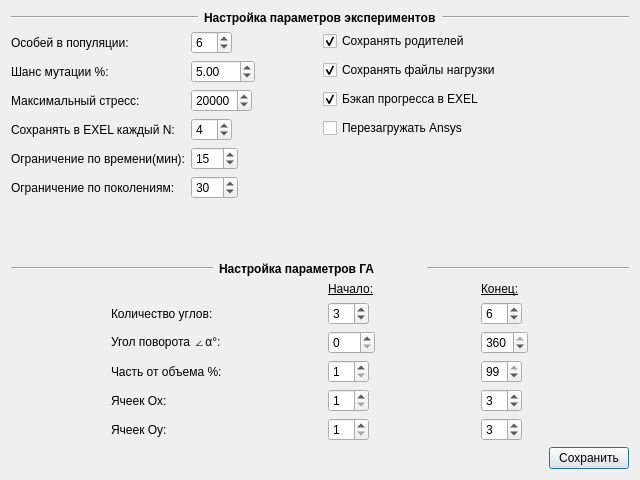
Old version of the form forms/parameters.ui in the repository MrOmnomnoshka/GA-cells.
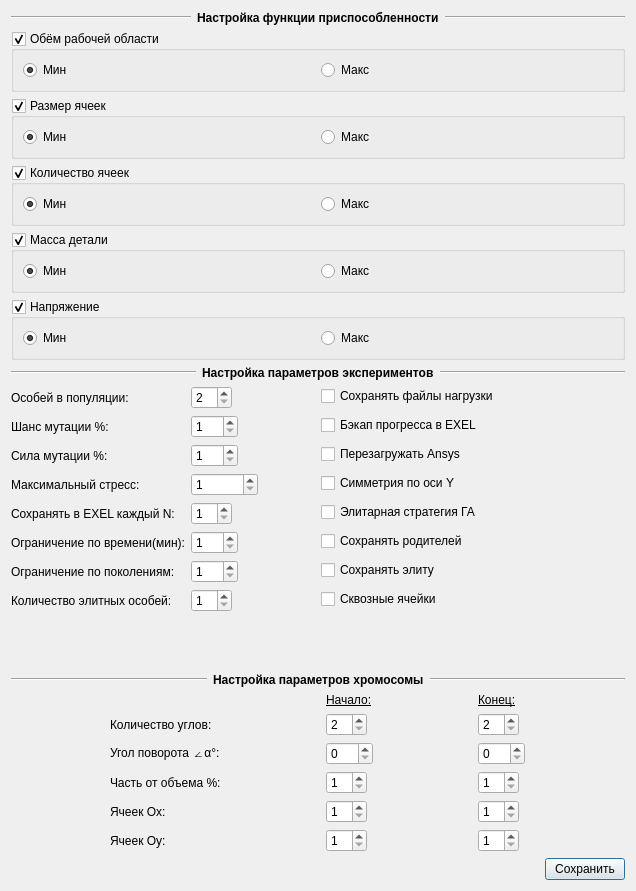
New version of the form.

```diff
--- a/forms/parameters.ui
+++ b/forms/parameters.ui
@@ -6,14 +6,199 @@
    <rect>
     <x>0</x>
     <y>0</y>
-    <width>640</width>
-    <height>480</height>
+    <width>636</width>
+    <height>891</height>
    </rect>
   </property>
   <property name="windowTitle">
    <string>Параметры</string>
   </property>
   <layout class="QVBoxLayout" name="verticalLayout_3">
+   <item>
+    <layout class="QVBoxLayout" name="verticalLayout_5">
+     <item>
+      <layout class="QHBoxLayout" name="title_research_3">
+       <item>
+        <widget class="Line" name="line_l_3">
+         <property name="orientation">
+          <enum>Qt::Horizontal</enum>
+         </property>
+        </widget>
+       </item>
+       <item>
+        <widget class="QLabel" name="title_3">
+         <property name="font">
+          <font>
+           <pointsize>9</pointsize>
+           <weight>75</weight>
+           <bold>true</bold>
+          </font>
+         </property>
+         <property name="text">
+          <string>Настройка функции приспособленности</string>
+         </property>
+        </widget>
+       </item>
+       <item>
+        <widget class="Line" name="line_r_3">
+         <property name="orientation">
+          <enum>Qt::Horizontal</enum>
+         </property>
+        </widget>
+       </item>
+      </layout>
+     </item>
+     <item>
+      <layout class="QVBoxLayout" name="research_settings_2">
+       <item>
+        <widget class="QGroupBox" name="gb_volume">
+         <property name="title">
+          <string>Обём рабочей области</string>
+         </property>
+         <property name="checkable">
+          <bool>true</bool>
+         </property>
+         <layout class="QHBoxLayout" name="horizontalLayout_13">
+          <item>
+           <widget class="QRadioButton" name="rb_vol_min">
+            <property name="text">
+             <string>Мин</string>
+            </property>
+            <property name="checked">
+             <bool>true</bool>
+            </property>
+           </widget>
+          </item>
+          <item>
+           <widget class="QRadioButton" name="rb_vol_max">
+            <property name="text">
+             <string>Макс</string>
+            </property>
+           </widget>
+          </item>
+         </layout>
+        </widget>
+       </item>
+       <item>
+        <widget class="QGroupBox" name="gb_size">
+         <property name="title">
+          <string>Размер ячеек</string>
+         </property>
+         <property name="checkable">
+          <bool>true</bool>
+         </property>
+         <layout class="QHBoxLayout" name="horizontalLayout_17">
+          <item>
+           <widget class="QRadioButton" name="rb_size_min">
+            <property name="text">
+             <string>Мин</string>
+            </property>
+            <property name="checked">
+             <bool>true</bool>
+            </property>
+           </widget>
+          </item>
+          <item>
+           <widget class="QRadioButton" name="rb_size_max">
+            <property name="text">
+             <string>Макс</string>
+            </property>
+           </widget>
+          </item>
+         </layout>
+        </widget>
+       </item>
+       <item>
+        <widget class="QGroupBox" name="gb_amount">
+         <property name="title">
+          <string>Количество ячеек</string>
+         </property>
+         <property name="checkable">
+          <bool>true</bool>
+         </property>
+         <layout class="QHBoxLayout" name="horizontalLayout_14">
+          <item>
+           <widget class="QRadioButton" name="rb_amount_min">
+            <property name="text">
+             <string>Мин</string>
+            </property>
+            <property name="checked">
+             <bool>true</bool>
+            </property>
+           </widget>
+          </item>
+          <item>
+           <widget class="QRadioButton" name="rb_amount_max">
+            <property name="text">
+             <string>Макс</string>
+            </property>
+           </widget>
+          </item>
+         </layout>
+        </widget>
+       </item>
+       <item>
+        <widget class="QGroupBox" name="gb_mass">
+         <property name="title">
+          <string>Масса детали</string>
+         </property>
+         <property name="checkable">
+          <bool>true</bool>
+         </property>
+         <layout class="QHBoxLayout" name="horizontalLayout_16">
+          <item>
+           <widget class="QRadioButton" name="rb_mass_min">
+            <property name="text">
+             <string>Мин</string>
+            </property>
+            <property name="checked">
+             <bool>true</bool>
+            </property>
+           </widget>
+          </item>
+          <item>
+           <widget class="QRadioButton" name="rb_mass_max">
+            <property name="text">
+             <string>Макс</string>
+            </property>
+           </widget>
+          </item>
+         </layout>
+        </widget>
+       </item>
+       <item>
+        <widget class="QGroupBox" name="gb_stress">
+         <property name="title">
+          <string>Напряжение</string>
+         </property>
+         <property name="checkable">
+          <bool>true</bool>
+         </property>
+         <layout class="QHBoxLayout" name="horizontalLayout_19">
+          <item>
+           <widget class="QRadioButton" name="rb_stress_min">
+            <property name="text">
+             <string>Мин</string>
+            </property>
+            <property name="checked">
+             <bool>true</bool>
+            </property>
+           </widget>
+          </item>
+          <item>
+           <widget class="QRadioButton" name="rb_stress_max">
+            <property name="text">
+             <string>Макс</string>
+            </property>
+           </widget>
+          </item>
+         </layout>
+        </widget>
+       </item>
+      </layout>
+     </item>
+    </layout>
+   </item>
    <item>
     <layout class="QVBoxLayout" name="verticalLayout">
      <item>
@@ -66,19 +251,16 @@
            <property name="maximum">
             <number>99</number>
            </property>
-           <property name="value">
-            <number>6</number>
-           </property>
           </widget>
          </item>
-         <item row="2" column="0">
+         <item row="3" column="0">
           <widget class="QLabel" name="label_2">
            <property name="text">
             <string>Максимальный стресс:</string>
            </property>
           </widget>
          </item>
-         <item row="2" column="1">
+         <item row="3" column="1">
           <widget class="QSpinBox" name="sb_max_stress">
            <property name="sizePolicy">
             <sizepolicy hsizetype="Fixed" vsizetype="Fixed">
@@ -93,24 +275,21 @@
             <number>1</number>
            </property>
            <property name="maximum">
-            <number>99999</number>
+            <number>999999</number>
            </property>
            <property name="singleStep">
-            <number>10</number>
-           </property>
-           <property name="value">
-            <number>20000</number>
+            <number>10000</number>
            </property>
           </widget>
          </item>
-         <item row="3" column="0">
+         <item row="4" column="0">
           <widget class="QLabel" name="label_5">
            <property name="text">
             <string>Сохранять в EXEL каждый N:</string>
            </property>
           </widget>
          </item>
-         <item row="3" column="1">
+         <item row="4" column="1">
           <widget class="QSpinBox" name="sb_every_exel">
            <property name="sizePolicy">
             <sizepolicy hsizetype="Fixed" vsizetype="Fixed">
@@ -127,19 +306,16 @@
            <property name="singleStep">
             <number>1</number>
            </property>
-           <property name="value">
-            <number>4</number>
-           </property>
           </widget>
          </item>
-         <item row="4" column="0">
+         <item row="5" column="0">
           <widget class="QLabel" name="label_4">
            <property name="text">
             <string>Ограничение по времени(мин):</string>
            </property>
           </widget>
          </item>
-         <item row="4" column="1">
+         <item row="5" column="1">
           <widget class="QSpinBox" name="sb_time_limit">
            <property name="sizePolicy">
             <sizepolicy hsizetype="Fixed" vsizetype="Fixed">
@@ -156,19 +332,16 @@
            <property name="singleStep">
             <number>1</number>
            </property>
-           <property name="value">
-            <number>15</number>
-           </property>
           </widget>
          </item>
-         <item row="5" column="0">
+         <item row="6" column="0">
           <widget class="QLabel" name="label_3">
            <property name="text">
             <string>Ограничение по поколениям:</string>
            </property>
           </widget>
          </item>
-         <item row="5" column="1">
+         <item row="6" column="1">
           <widget class="QSpinBox" name="sb_gen_limit">
            <property name="sizePolicy">
             <sizepolicy hsizetype="Fixed" vsizetype="Fixed">
@@ -185,9 +358,6 @@
            <property name="singleStep">
             <number>5</number>
            </property>
-           <property name="value">
-            <number>30</number>
-           </property>
           </widget>
          </item>
          <item row="0" column="0">
@@ -204,25 +374,65 @@
            </property>
           </widget>
          </item>
+         <item row="2" column="0">
+          <widget class="QLabel" name="label_9">
+           <property name="text">
+            <string>Сила мутации %:</string>
+           </property>
+          </widget>
+         </item>
+         <item row="7" column="0">
+          <widget class="QLabel" name="label_10">
+           <property name="text">
+            <string>Количество элитных особей:</string>
+           </property>
+          </widget>
+         </item>
+         <item row="7" column="1">
+          <widget class="QSpinBox" name="sb_elite_amount">
+           <property name="sizePolicy">
+            <sizepolicy hsizetype="Fixed" vsizetype="Fixed">
+             <horstretch>0</horstretch>
+             <verstretch>0</verstretch>
+            </sizepolicy>
+           </property>
+           <property name="minimum">
+            <number>1</number>
+           </property>
+           <property name="maximum">
+            <number>99</number>
+           </property>
+          </widget>
+         </item>
          <item row="1" column="1">
-          <widget class="QDoubleSpinBox" name="dsb_mut_per">
+          <widget class="QSpinBox" name="sb_mut_chanse">
            <property name="sizePolicy">
             <sizepolicy hsizetype="Fixed" vsizetype="Fixed">
              <horstretch>0</horstretch>
              <verstretch>0</verstretch>
             </sizepolicy>
            </property>
-           <property name="decimals">
-            <number>2</number>
-           </property>
            <property name="minimum">
-            <double>0.010000000000000</double>
+            <number>1</number>
            </property>
            <property name="maximum">
-            <double>100.000000000000000</double>
+            <number>100</number>
            </property>
-           <property name="value">
-            <double>5.000000000000000</double>
+          </widget>
+         </item>
+         <item row="2" column="1">
+          <widget class="QSpinBox" name="sb_mut_size">
+           <property name="sizePolicy">
+            <sizepolicy hsizetype="Fixed" vsizetype="Fixed">
+             <horstretch>0</horstretch>
+             <verstretch>0</verstretch>
+            </sizepolicy>
+           </property>
+           <property name="minimum">
+            <number>1</number>
+           </property>
+           <property name="maximum">
+            <number>100</number>
            </property>
           </widget>
          </item>
@@ -233,24 +443,11 @@
          <property name="spacing">
           <number>9</number>
          </property>
-         <item>
-          <widget class="QCheckBox" name="cb_save_parents">
-           <property name="text">
-            <string>Сохранять родителей</string>
-           </property>
-           <property name="checked">
-            <bool>true</bool>
-           </property>
-          </widget>
-         </item>
          <item>
           <widget class="QCheckBox" name="cb_save_temp">
            <property name="text">
             <string>Сохранять файлы нагрузки</string>
            </property>
-           <property name="checked">
-            <bool>true</bool>
-           </property>
           </widget>
          </item>
          <item>
@@ -261,9 +458,6 @@
            <property name="text">
             <string>Бэкап прогресса в EXEL</string>
            </property>
-           <property name="checked">
-            <bool>true</bool>
-           </property>
           </widget>
          </item>
          <item>
@@ -282,6 +476,59 @@
            </property>
           </widget>
          </item>
+         <item>
+          <widget class="QCheckBox" name="cb_oy_symm">
+           <property name="sizePolicy">
+            <sizepolicy hsizetype="Minimum" vsizetype="Fixed">
+             <horstretch>0</horstretch>
+             <verstretch>0</verstretch>
+            </sizepolicy>
+           </property>
+           <property name="whatsThis">
+            <string>В случае если Ansys закроется, попытаться один раз его перезагрузить.</string>
+           </property>
+           <property name="text">
+            <string>Симметрия по оси Y</string>
+           </property>
+          </widget>
+         </item>
+         <item>
+          <widget class="QCheckBox" name="cb_elite">
+           <property name="sizePolicy">
+            <sizepolicy hsizetype="Minimum" vsizetype="Fixed">
+             <horstretch>0</horstretch>
+             <verstretch>0</verstretch>
+            </sizepolicy>
+           </property>
+           <property name="whatsThis">
+            <string>В случае если Ansys закроется, попытаться один раз его перезагрузить.</string>
+           </property>
+           <property name="text">
+            <string>Элитарная стратегия ГА</string>
+           </property>
+          </widget>
+         </item>
+         <item>
+          <widget class="QCheckBox" name="cb_save_parents">
+           <property name="text">
+            <string>Сохранять родителей</string>
+           </property>
+          </widget>
+         </item>
+         <item>
+          <widget class="QCheckBox" name="cb_save_elite">
+           <property name="text">
+            <string>Сохранять элиту</string>
+           </property>
+          </widget>
+         </item>
+         <item>
+          <widget class="QCheckBox" name="cb_cells_depth">
+           <property name="text">
+            <string>Сквозные ячейки</string>
+           </property>
+          </widget>
+         </item>
          <item>
           <spacer name="verticalSpacer">
            <property name="orientation">
@@ -289,8 +536,8 @@
            </property>
            <property name="sizeHint" stdset="0">
             <size>
-             <width>20</width>
-             <height>40</height>
+             <width>0</width>
+             <height>0</height>
             </size>
            </property>
           </spacer>
@@ -322,7 +569,7 @@
           </font>
          </property>
          <property name="text">
-          <string>Настройка параметров ГА</string>
+          <string>Настройка параметров хромосомы</string>
          </property>
         </widget>
        </item>
@@ -358,9 +605,6 @@
          <property name="maximum">
           <number>20</number>
          </property>
-         <property name="value">
-          <number>3</number>
-         </property>
         </widget>
        </item>
        <item row="3" column="0">
@@ -396,9 +640,6 @@
          <property name="singleStep">
           <number>10</number>
          </property>
-         <property name="value">
-          <number>0</number>
-         </property>
         </widget>
        </item>
        <item row="1" column="0">
@@ -422,9 +663,6 @@
          <property name="maximum">
           <number>20</number>
          </property>
-         <property name="value">
-          <number>6</number>
-         </property>
         </widget>
        </item>
        <item row="3" column="2">
@@ -444,9 +682,6 @@
          <property name="singleStep">
           <number>1</number>
          </property>
-         <property name="value">
-          <number>99</number>
-         </property>
         </widget>
        </item>
        <item row="4" column="0">
@@ -473,9 +708,6 @@
          <property name="singleStep">
           <number>1</number>
          </property>
-         <property name="value">
-          <number>1</number>
-         </property>
         </widget>
        </item>
        <item row="2" column="2">
@@ -498,9 +730,6 @@
          <property name="singleStep">
           <number>10</number>
          </property>
-         <property name="value">
-          <number>360</number>
-         </property>
         </widget>
        </item>
        <item row="4" column="1">
@@ -520,9 +749,6 @@
          <property name="singleStep">
           <number>1</number>
          </property>
-         <property name="value">
-          <number>1</number>
-         </property>
         </widget>
        </item>
        <item row="5" column="1">
@@ -542,9 +768,6 @@
          <property name="singleStep">
           <number>1</number>
          </property>
-         <property name="value">
-          <number>1</number>
-         </property>
         </widget>
        </item>
        <item row="4" column="2">
@@ -564,9 +787,6 @@
          <property name="singleStep">
           <number>1</number>
          </property>
-         <property name="value">
-          <number>3</number>
-         </property>
         </widget>
        </item>
        <item row="5" column="0">
@@ -593,9 +813,6 @@
          <property name="singleStep">
           <number>1</number>
          </property>
-         <property name="value">
-          <number>3</number>
-         </property>
         </widget>
        </item>
        <item row="0" column="1">
```
Left out of the diff: 24 changed lines with no effect on the pictures.
